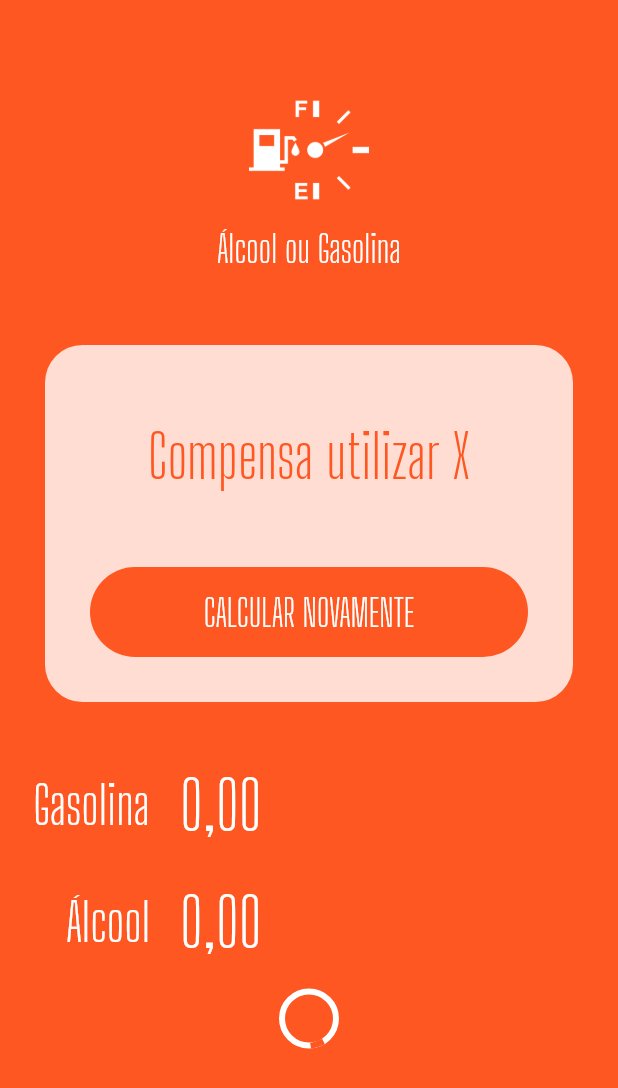
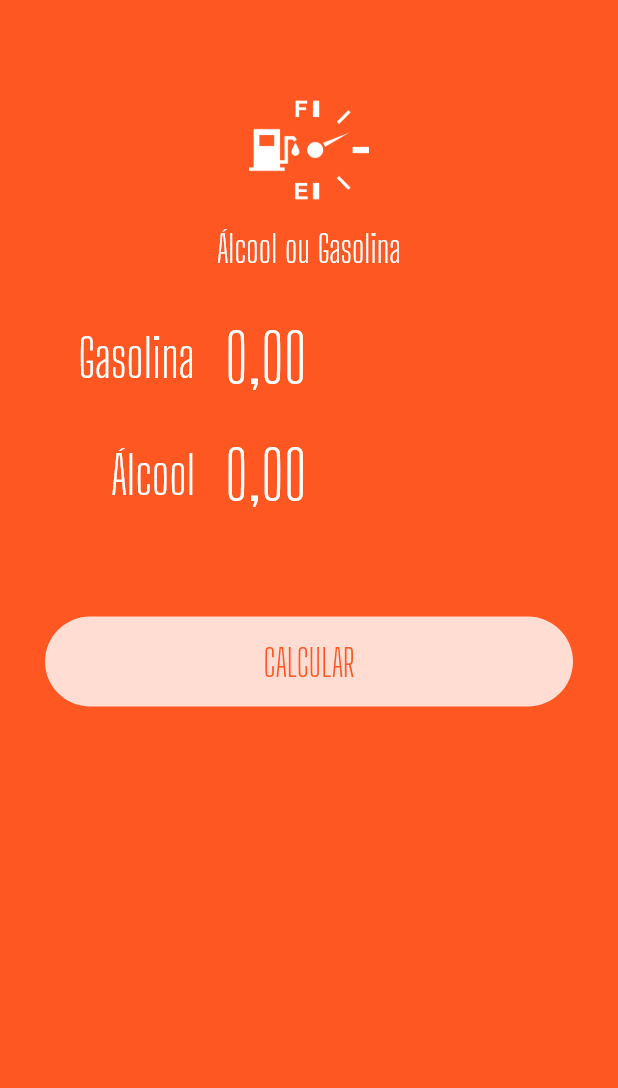
Before and after one commit to luccastanan/alcohol_or_gasoline_flutter, a Flutter app: the screen it shows after launch, on a phone screen of 412 x 824 dp. Shown: the top 1088 px of the screen. Run offline on Flutter 3.47's test engine with Material 2 defaults, Android fonts, the phone set to English and light mode, and no system bars; our stand-ins replace flutter_masked_text.

Commit message:
Calculate and show result

```diff
--- a/lib/main.dart
+++ b/lib/main.dart
@@ -1,6 +1,8 @@
+import 'package:alcohol_or_gasoline_flutter/pages/home.page.dart';
 import 'package:alcohol_or_gasoline_flutter/widgets/input.widget.dart';
 import 'package:alcohol_or_gasoline_flutter/widgets/loading-button.widget.dart';
 import 'package:alcohol_or_gasoline_flutter/widgets/logo.widget.dart';
+import 'package:alcohol_or_gasoline_flutter/widgets/submit-form.widget.dart';
 import 'package:alcohol_or_gasoline_flutter/widgets/success.widget.dart';
 import 'package:flutter/material.dart';
 import 'package:flutter_masked_text/flutter_masked_text.dart';
@@ -21,38 +23,3 @@ class MyApp extends StatelessWidget {
     );
   }
 }
-
-class HomePage extends StatelessWidget {
-  var _gasCtrl = new MoneyMaskedTextController();
-  var _alcCtrl = new MoneyMaskedTextController();
-
-  @override
-  Widget build(BuildContext context) {
-    return Scaffold(
-      backgroundColor: Theme.of(context).primaryColor,
-      body: ListView(
-        children: <Widget>[
-          Logo(),
-          Success(
-            reset: () {},
-            result: "Compensa utilizar X",
-          ),
-          Input(
-            ctrl: _gasCtrl,
-            label: "Gasolina",
-          ),
-          Input(
-            ctrl: _alcCtrl,
-            label: "Álcool",
-          ),
-          LoadingButton(
-            busy: true,
-            func: () {},
-            text: "CALCULAR",
-            invert: false,
-          ),
-        ],
-      ),
-    );
-  }
-}
--- /dev/null
+++ b/lib/pages/home.page.dart
@@ -0,0 +1,63 @@
+import 'package:alcohol_or_gasoline_flutter/widgets/logo.widget.dart';
+import 'package:alcohol_or_gasoline_flutter/widgets/submit-form.widget.dart';
+import 'package:alcohol_or_gasoline_flutter/widgets/success.widget.dart';
+import 'package:flutter/material.dart';
+import 'package:flutter_masked_text/flutter_masked_text.dart';
+
+class HomePage extends StatefulWidget {
+  @override
+  _HomePageState createState() => _HomePageState();
+}
+
+class _HomePageState extends State<HomePage> {
+  var _gasCtrl = new MoneyMaskedTextController();
+  var _alcCtrl = new MoneyMaskedTextController();
+  var _busy = false;
+  var _completed = false;
+  var _result = "Compensa utilizar álcool";
+
+  @override
+  Widget build(BuildContext context) {
+    return Scaffold(
+      backgroundColor: Theme.of(context).primaryColor,
+      body: ListView(
+        children: <Widget>[
+          Logo(),
+          _completed
+              ? Success(
+                  result: _result,
+                  reset: () {},
+                )
+              : SubmitForm(
+                  gasCtrl: _gasCtrl,
+                  alcCtrl: _alcCtrl,
+                  submitFunc: calculate,
+                  busy: _busy,
+                ),
+        ],
+      ),
+    );
+  }
+
+  Future calculate() {
+    double alc =
+        double.parse(_alcCtrl.text.replaceAll(new RegExp(r'[,.]'), '')) / 100;
+    double gas =
+        double.parse(_gasCtrl.text.replaceAll(new RegExp(r'[,.]'), '')) / 100;
+    double res = alc / gas;
+
+    setState(() {
+      _completed = false;
+      _busy = true;
+    });
+
+    return new Future.delayed(const Duration(seconds: 1), () {
+      setState(() {
+        _result = "Compensa utilizar " + (res >= 0.7 ? "Gasolina" : "Álcool");
+
+        _busy = false;
+        _completed = true;
+      });
+    });
+  }
+}
--- /dev/null
+++ b/lib/widgets/submit-form.widget.dart
@@ -0,0 +1,55 @@
+import 'package:alcohol_or_gasoline_flutter/widgets/input.widget.dart';
+import 'package:alcohol_or_gasoline_flutter/widgets/loading-button.widget.dart';
+import 'package:flutter/material.dart';
+import 'package:flutter_masked_text/flutter_masked_text.dart';
+
+class SubmitForm extends StatelessWidget {
+  var gasCtrl = new MoneyMaskedTextController();
+  var alcCtrl = new MoneyMaskedTextController();
+  var busy = false;
+  Function submitFunc;
+
+  SubmitForm({
+    @required this.gasCtrl,
+    @required this.alcCtrl,
+    @required this.busy,
+    @required this.submitFunc,
+  });
+
+  @override
+  Widget build(BuildContext context) {
+    return Column(
+      children: <Widget>[
+        Padding(
+          padding: EdgeInsets.only(
+            left: 30,
+            right: 30,
+          ),
+          child: Input(
+            ctrl: gasCtrl,
+            label: "Gasolina",
+          ),
+        ),
+        Padding(
+          padding: EdgeInsets.only(
+            left: 30,
+            right: 30,
+          ),
+          child: Input(
+            ctrl: alcCtrl,
+            label: "Álcool",
+          ),
+        ),
+        SizedBox(
+          height: 25,
+        ),
+        LoadingButton(
+          busy: busy,
+          func: submitFunc,
+          text: "CALCULAR",
+          invert: false,
+        ),
+      ],
+    );
+  }
+}
```
